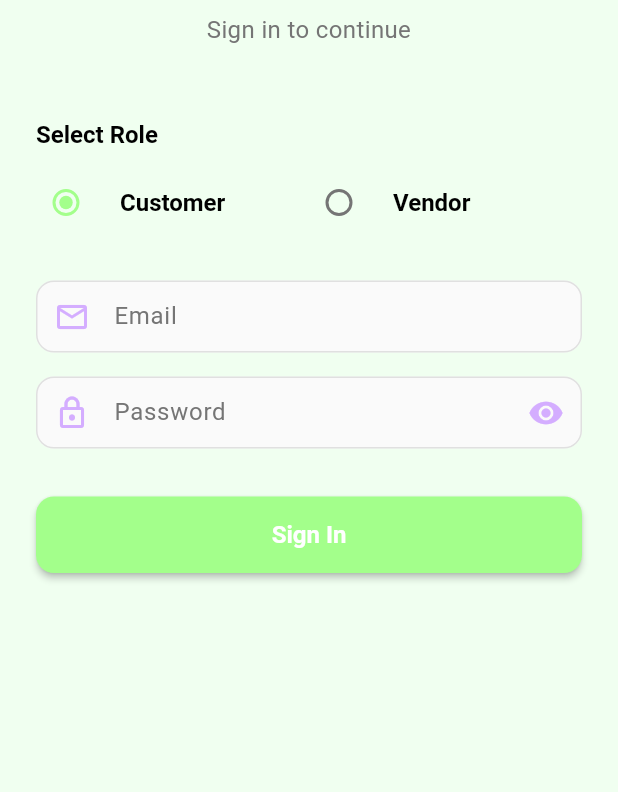
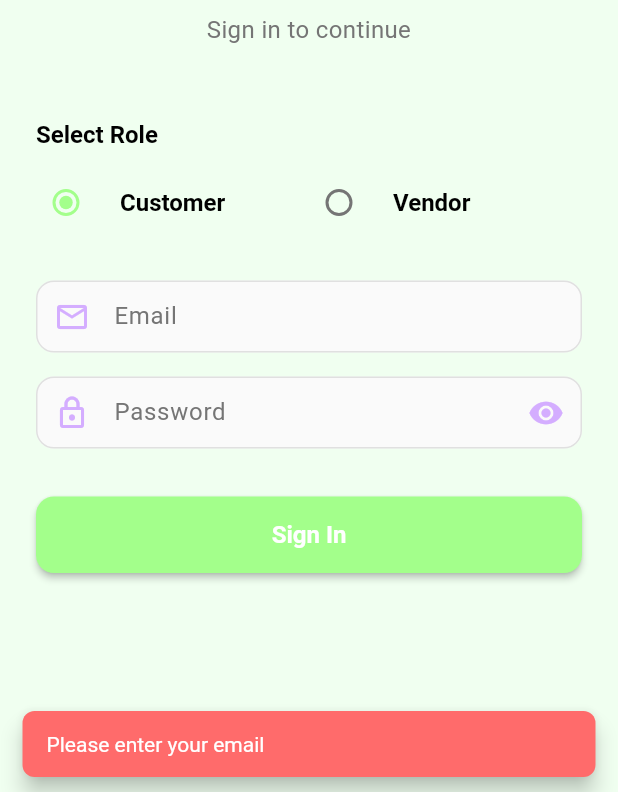
Before and after one commit to Asif-Faizal/Chat-App, a Flutter app: the screen it shows after launch, after a tap on "Sign In", on a phone screen of 412 x 824 dp, the part 444-1236 px from its top. Run offline on Flutter 3.47's test engine with Material 3 defaults, Android fonts, the phone set to English and light mode, and no system bars; our stand-ins replace dio, equatable, flutter_bloc, flutter_secure_storage, get_it, shared_preferences and 1 more.

Commit message:
Enhance LoginPage with improved validation and error handling
- Updated login button logic to include manual validation for email and password fields, providing user feedback for empty or invalid inputs.
- Refactored UI components for better readability and consistency, ensuring a smoother user experience during the login process.
- Maintained existing functionality while enhancing error handling to improve overall robustness of the authentication flow.

```diff
--- a/lib/features/auth/presentation/pages/login_page.dart
+++ b/lib/features/auth/presentation/pages/login_page.dart
@@ -127,7 +127,9 @@ class LoginPage extends StatelessWidget {
                             // Email Field
                             TextField(
                               onChanged: (value) {
-                              context.read<LoginFormCubit>().updateEmail(value);
+                                context.read<LoginFormCubit>().updateEmail(
+                                  value,
+                                );
                               },
                               keyboardType: TextInputType.emailAddress,
                               decoration: const InputDecoration(
@@ -169,17 +171,42 @@ class LoginPage extends StatelessWidget {
                               onPressed: authState is AuthLoading
                                   ? null
                                   : () {
-                                    // Simple validation
-                                    if (formState.email.trim().isNotEmpty &&
-                                        formState.password.isNotEmpty) {
+                                      // Manual validation
+                                      String? emailError;
+                                      String? passwordError;
+
+                                      if (formState.email.trim().isEmpty) {
+                                        emailError = 'Please enter your email';
+                                      } else if (!RegExp(
+                                        r'^[\w-\.]+@([\w-]+\.)+[\w-]{2,4}$',
+                                      ).hasMatch(formState.email.trim())) {
+                                        emailError = 'Please enter a valid email';
+                                      }
+
+                                      if (formState.password.isEmpty) {
+                                        passwordError = 'Please enter your password';
+                                      } else if (formState.password.length < 6) {
+                                        passwordError = 'Password must be at least 6 characters';
+                                      }
+
+                                      if (emailError == null && passwordError == null) {
                                         final loginRequest = LoginRequest(
                                           email: formState.email.trim(),
                                           password: formState.password,
                                           role: formState.selectedRole,
                                         );
 
-                                      final authBloc = context.read<AuthBloc>();
+                                        final authBloc = context
+                                            .read<AuthBloc>();
                                         authBloc.add(LoginEvent(loginRequest));
+                                      } else {
+                                        // Show validation errors
+                                        ScaffoldMessenger.of(context).showSnackBar(
+                                          SnackBar(
+                                            content: Text(emailError ?? passwordError!),
+                                            backgroundColor: AppTheme.errorColor,
+                                          ),
+                                        );
                                       }
                                     },
                               child: authState is AuthLoading
```
Lines whose indentation alone changed are shown as unchanged.
